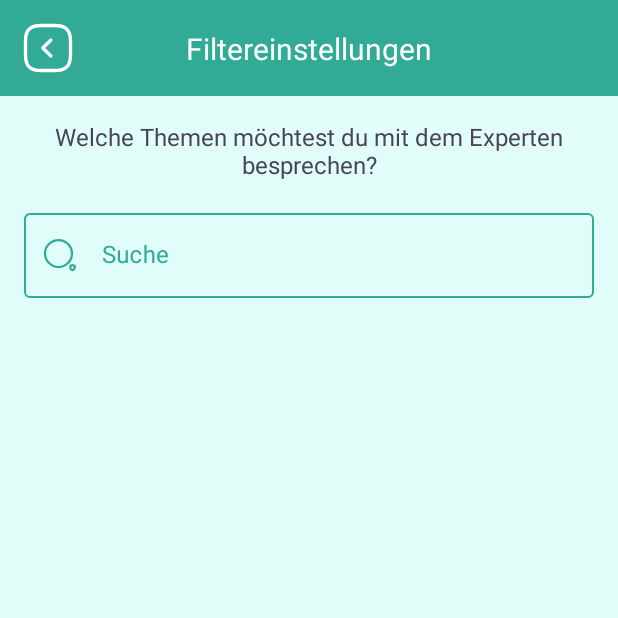
After one commit to Artur1509/MENTI, an Android app: the FilterFragment screen opened through its navigation route, on a phone screen of 412 x 824 dp, the top half of it. The commit adds this screen. Run offline under Robolectric (Android 15) with nearby library versions, the phone set to English and light mode, and no system bars; our stand-ins replace Firebase (no records; nobody signed in at launch, a user with empty details on screens opened directly).

Commit message:
Textinput layout farbe überarbeitet, search Filter Fragment erstellt

```diff
--- /dev/null
+++ b/app/src/main/java/com/example/menti/ui/FilterFragment.kt
@@ -0,0 +1,36 @@
+package com.example.menti.ui
+
+import android.os.Bundle
+import androidx.fragment.app.Fragment
+import android.view.LayoutInflater
+import android.view.View
+import android.view.ViewGroup
+import androidx.navigation.fragment.findNavController
+import com.example.menti.R
+import com.example.menti.databinding.FragmentFilterBinding
+import com.google.android.material.bottomnavigation.BottomNavigationView
+
+class FilterFragment : Fragment() {
+
+    private lateinit var binding: FragmentFilterBinding
+
+    override fun onCreateView(
+        inflater: LayoutInflater, container: ViewGroup?,
+        savedInstanceState: Bundle?
+    ): View? {
+        binding = FragmentFilterBinding.inflate(inflater, container, false)
+        return binding.root
+    }
+
+    override fun onViewCreated(view: View, savedInstanceState: Bundle?) {
+        super.onViewCreated(view, savedInstanceState)
+
+        val navBar = requireActivity().findViewById<BottomNavigationView>(com.example.menti.R.id.bottomNavigation)
+        navBar.visibility = View.GONE
+
+        binding.filterToHomeBTN.setOnClickListener {
+            findNavController().navigate(FilterFragmentDirections.actionFilterFragmentToHomeFragment())
+        }
+    }
+
+}
--- a/app/src/main/java/com/example/menti/ui/HomeFragment.kt
+++ b/app/src/main/java/com/example/menti/ui/HomeFragment.kt
@@ -9,6 +9,7 @@ import androidx.fragment.app.activityViewModels
 import androidx.navigation.fragment.findNavController
 import com.example.menti.FirebaseViewModel
 import com.example.menti.databinding.FragmentHomeBinding
+import com.google.android.material.bottomnavigation.BottomNavigationView
 
 
 class HomeFragment : Fragment() {
@@ -27,8 +28,11 @@ class HomeFragment : Fragment() {
     override fun onViewCreated(view: View, savedInstanceState: Bundle?) {
         super.onViewCreated(view, savedInstanceState)
 
+        val navBar = requireActivity().findViewById<BottomNavigationView>(com.example.menti.R.id.bottomNavigation)
+        navBar.visibility = View.VISIBLE
+
         binding.searchBTN.setOnClickListener{
-
+            findNavController().navigate(HomeFragmentDirections.actionHomeFragmentToFilterFragment())
         }
 
         binding.logoutBTN.setOnClickListener {
--- /dev/null
+++ b/app/src/main/res/drawable/search_small.xml
@@ -0,0 +1,20 @@
+<vector xmlns:android="http://schemas.android.com/apk/res/android"
+    android:width="24dp"
+    android:height="24dp"
+    android:viewportWidth="24"
+    android:viewportHeight="24">
+  <path
+      android:pathData="M11,20C15.971,20 20,15.971 20,11C20,6.029 15.971,2 11,2C6.029,2 2,6.029 2,11C2,15.971 6.029,20 11,20Z"
+      android:strokeLineJoin="round"
+      android:strokeWidth="1.5"
+      android:fillColor="#00000000"
+      android:strokeColor="#32AB96"
+      android:strokeLineCap="round"/>
+  <path
+      android:pathData="M18.93,20.69C19.46,22.29 20.67,22.45 21.6,21.05C22.45,19.77 21.89,18.72 20.35,18.72C19.21,18.71 18.57,19.6 18.93,20.69Z"
+      android:strokeLineJoin="round"
+      android:strokeWidth="1.5"
+      android:fillColor="#00000000"
+      android:strokeColor="#32AB96"
+      android:strokeLineCap="round"/>
+</vector>
--- /dev/null
+++ b/app/src/main/res/layout/fragment_filter.xml
@@ -0,0 +1,92 @@
+<?xml version="1.0" encoding="utf-8"?>
+<androidx.constraintlayout.widget.ConstraintLayout xmlns:android="http://schemas.android.com/apk/res/android"
+    xmlns:app="http://schemas.android.com/apk/res-auto"
+    xmlns:tools="http://schemas.android.com/tools"
+    android:id="@+id/frameLayout"
+    android:layout_width="match_parent"
+    android:layout_height="match_parent"
+    android:background="@color/secondary"
+    tools:context=".ui.FilterFragment">
+
+    <com.google.android.material.appbar.MaterialToolbar
+        android:id="@+id/materialToolbar3"
+        android:layout_width="match_parent"
+        android:layout_height="wrap_content"
+        android:background="?attr/colorPrimary"
+        android:backgroundTint="@color/primary"
+        android:minHeight="?attr/actionBarSize"
+        android:theme="?attr/actionBarTheme"
+        app:layout_constraintEnd_toEndOf="parent"
+        app:layout_constraintStart_toStartOf="parent"
+        app:layout_constraintTop_toTopOf="parent" />
+
+    <ImageButton
+        android:id="@+id/filterToHomeBTN"
+        android:layout_width="48dp"
+        android:layout_height="48dp"
+        android:layout_marginStart="8dp"
+        android:background="@color/primary"
+        android:src="@drawable/arrow_square_left"
+        app:layout_constraintBottom_toBottomOf="@+id/materialToolbar3"
+        app:layout_constraintStart_toStartOf="@+id/materialToolbar3"
+        app:layout_constraintTop_toTopOf="parent" />
+
+    <TextView
+        android:id="@+id/textView6"
+        android:layout_width="wrap_content"
+        android:layout_height="wrap_content"
+        android:text="Filtereinstellungen"
+        android:textColor="@color/white"
+        android:textSize="20sp"
+        app:layout_constraintBottom_toBottomOf="@+id/materialToolbar3"
+        app:layout_constraintEnd_toEndOf="@+id/materialToolbar3"
+        app:layout_constraintStart_toStartOf="parent"
+        app:layout_constraintTop_toTopOf="parent" />
+
+    <androidx.constraintlayout.widget.ConstraintLayout
+        android:id="@+id/constraintLayout6"
+        android:layout_width="match_parent"
+        android:layout_height="wrap_content"
+        android:layout_marginStart="16dp"
+        android:layout_marginEnd="16dp"
+        app:layout_constraintEnd_toEndOf="parent"
+        app:layout_constraintStart_toStartOf="parent"
+        app:layout_constraintTop_toBottomOf="@+id/materialToolbar3">
+
+        <TextView
+            android:id="@+id/textView8"
+            android:layout_width="wrap_content"
+            android:layout_height="wrap_content"
+            android:layout_marginTop="16dp"
+            android:text="Welche Themen möchtest du mit dem Experten besprechen?"
+            android:textAlignment="center"
+            android:textSize="16sp"
+            app:layout_constraintEnd_toEndOf="parent"
+            app:layout_constraintStart_toStartOf="parent"
+            app:layout_constraintTop_toTopOf="parent" />
+    </androidx.constraintlayout.widget.ConstraintLayout>
+
+    <com.google.android.material.textfield.TextInputLayout
+        style="@style/Widget.MaterialComponents.TextInputLayout.OutlinedBox"
+        android:layout_width="match_parent"
+        android:layout_height="wrap_content"
+        android:layout_marginStart="16dp"
+        android:layout_marginTop="16dp"
+        android:layout_marginEnd="16dp"
+        android:textColorHint="@color/primary"
+        app:boxStrokeColor="@color/primary"
+        app:cursorColor="@color/primary"
+        app:hintTextColor="@color/primary"
+        app:layout_constraintEnd_toEndOf="parent"
+        app:layout_constraintStart_toStartOf="parent"
+        app:layout_constraintTop_toBottomOf="@+id/constraintLayout6"
+        app:startIconDrawable="@drawable/search_small"
+        app:startIconTint="@color/primary">
+
+        <com.google.android.material.textfield.TextInputEditText
+            android:layout_width="match_parent"
+            android:layout_height="wrap_content"
+            android:hint="Suche" />
+    </com.google.android.material.textfield.TextInputLayout>
+
+</androidx.constraintlayout.widget.ConstraintLayout>
--- a/app/src/main/res/layout/fragment_login.xml
+++ b/app/src/main/res/layout/fragment_login.xml
@@ -51,6 +51,7 @@
         android:layout_marginEnd="16dp"
         android:hint="E-Mail"
         android:inputType="textEmailAddress"
+        android:textColorHint="@color/primary"
         app:boxStrokeColor="@color/primary"
         app:cursorColor="@color/primary"
         app:hintTextColor="@color/primary"
@@ -60,9 +61,9 @@
 
         <com.google.android.material.textfield.TextInputEditText
             android:id="@+id/emailinputET"
-            android:inputType="textEmailAddress"
             android:layout_width="match_parent"
-            android:layout_height="wrap_content" />
+            android:layout_height="wrap_content"
+            android:inputType="textEmailAddress" />
 
     </com.google.android.material.textfield.TextInputLayout>
 
@@ -76,6 +77,7 @@
         android:layout_marginEnd="16dp"
         android:hint="Passwort"
         android:inputType="textPassword"
+        android:textColorHint="@color/primary"
         app:boxStrokeColor="@color/primary"
         app:cursorColor="@color/primary"
         app:hintTextColor="@color/primary"
@@ -85,9 +87,9 @@
 
         <com.google.android.material.textfield.TextInputEditText
             android:id="@+id/passwordInputET"
-            android:inputType="textPassword"
             android:layout_width="match_parent"
-            android:layout_height="wrap_content" />
+            android:layout_height="wrap_content"
+            android:inputType="textPassword" />
 
     </com.google.android.material.textfield.TextInputLayout>
 
--- a/app/src/main/res/layout/fragment_profile.xml
+++ b/app/src/main/res/layout/fragment_profile.xml
@@ -44,13 +44,14 @@
         app:layout_constraintTop_toTopOf="@+id/backToHomeBTN" />
 
     <com.google.android.material.textfield.TextInputLayout
+        android:id="@+id/textInputLayout"
         style="@style/Widget.MaterialComponents.TextInputLayout.OutlinedBox"
-        android:id="@+id/textInputLayout"
         android:layout_width="match_parent"
         android:layout_height="wrap_content"
         android:layout_marginStart="16dp"
         android:layout_marginTop="16dp"
         android:layout_marginEnd="16dp"
+        android:textColorHint="@color/primary"
         app:boxStrokeColor="@color/primary"
         app:cursorColor="@color/primary"
         app:hintTextColor="@color/primary"
@@ -66,13 +67,14 @@
     </com.google.android.material.textfield.TextInputLayout>
 
     <com.google.android.material.textfield.TextInputLayout
+        android:id="@+id/textInputLayout2"
         style="@style/Widget.MaterialComponents.TextInputLayout.OutlinedBox"
-        android:id="@+id/textInputLayout2"
         android:layout_width="match_parent"
         android:layout_height="wrap_content"
         android:layout_marginStart="16dp"
         android:layout_marginTop="16dp"
         android:layout_marginEnd="16dp"
+        android:textColorHint="@color/primary"
         app:boxStrokeColor="@color/primary"
         app:cursorColor="@color/primary"
         app:hintTextColor="@color/primary"
@@ -88,13 +90,14 @@
     </com.google.android.material.textfield.TextInputLayout>
 
     <com.google.android.material.textfield.TextInputLayout
+        android:id="@+id/textInputLayout3"
         style="@style/Widget.MaterialComponents.TextInputLayout.OutlinedBox"
-        android:id="@+id/textInputLayout3"
         android:layout_width="match_parent"
         android:layout_height="wrap_content"
         android:layout_marginStart="16dp"
         android:layout_marginTop="16dp"
         android:layout_marginEnd="16dp"
+        android:textColorHint="@color/primary"
         app:boxStrokeColor="@color/primary"
         app:cursorColor="@color/primary"
         app:hintTextColor="@color/primary"
@@ -110,13 +113,14 @@
     </com.google.android.material.textfield.TextInputLayout>
 
     <com.google.android.material.textfield.TextInputLayout
+        android:id="@+id/textInputLayout4"
         style="@style/Widget.MaterialComponents.TextInputLayout.OutlinedBox"
-        android:id="@+id/textInputLayout4"
         android:layout_width="match_parent"
         android:layout_height="wrap_content"
         android:layout_marginStart="16dp"
         android:layout_marginTop="16dp"
         android:layout_marginEnd="16dp"
+        android:textColorHint="@color/primary"
         app:boxStrokeColor="@color/primary"
         app:cursorColor="@color/primary"
         app:hintTextColor="@color/primary"
@@ -132,13 +136,14 @@
     </com.google.android.material.textfield.TextInputLayout>
 
     <com.google.android.material.textfield.TextInputLayout
+        android:id="@+id/textInputLayout5"
         style="@style/Widget.MaterialComponents.TextInputLayout.OutlinedBox"
-        android:id="@+id/textInputLayout5"
         android:layout_width="match_parent"
         android:layout_height="wrap_content"
         android:layout_marginStart="16dp"
         android:layout_marginTop="16dp"
         android:layout_marginEnd="16dp"
+        android:textColorHint="@color/primary"
         app:boxStrokeColor="@color/primary"
         app:cursorColor="@color/primary"
         app:hintTextColor="@color/primary"
@@ -154,13 +159,14 @@
     </com.google.android.material.textfield.TextInputLayout>
 
     <com.google.android.material.textfield.TextInputLayout
+        android:id="@+id/textInputLayout6"
         style="@style/Widget.MaterialComponents.TextInputLayout.OutlinedBox"
-        android:id="@+id/textInputLayout6"
         android:layout_width="match_parent"
         android:layout_height="wrap_content"
         android:layout_marginStart="16dp"
         android:layout_marginTop="16dp"
         android:layout_marginEnd="16dp"
+        android:textColorHint="@color/primary"
         app:boxStrokeColor="@color/primary"
         app:cursorColor="@color/primary"
         app:hintTextColor="@color/primary"
@@ -176,13 +182,14 @@
     </com.google.android.material.textfield.TextInputLayout>
 
     <com.google.android.material.textfield.TextInputLayout
+        android:id="@+id/textInputLayout7"
         style="@style/Widget.MaterialComponents.TextInputLayout.OutlinedBox"
-        android:id="@+id/textInputLayout7"
         android:layout_width="match_parent"
         android:layout_height="wrap_content"
         android:layout_marginStart="16dp"
         android:layout_marginTop="16dp"
         android:layout_marginEnd="16dp"
+        android:textColorHint="@color/primary"
         app:boxStrokeColor="@color/primary"
         app:cursorColor="@color/primary"
         app:hintTextColor="@color/primary"
--- a/app/src/main/res/layout/fragment_signup.xml
+++ b/app/src/main/res/layout/fragment_signup.xml
@@ -44,6 +44,7 @@
         android:layout_marginEnd="16dp"
         android:hint="E-Mail"
         android:inputType="textEmailAddress"
+        android:textColorHint="@color/primary"
         app:boxStrokeColor="@color/primary"
         app:cursorColor="@color/primary"
         app:hintTextColor="@color/primary"
@@ -53,9 +54,9 @@
 
         <com.google.android.material.textfield.TextInputEditText
             android:id="@+id/signupEmailInputET"
-            android:inputType="textEmailAddress"
             android:layout_width="match_parent"
-            android:layout_height="wrap_content" />
+            android:layout_height="wrap_content"
+            android:inputType="textEmailAddress" />
 
     </com.google.android.material.textfield.TextInputLayout>
 
@@ -79,6 +80,7 @@
         android:layout_marginEnd="16dp"
         android:hint="Passwort"
         android:inputType="textPassword"
+        android:textColorHint="@color/primary"
         app:boxStrokeColor="@color/primary"
         app:cursorColor="@color/primary"
         app:hintTextColor="@color/primary"
@@ -88,9 +90,9 @@
 
         <com.google.android.material.textfield.TextInputEditText
             android:id="@+id/passwordSignUpET"
-            android:inputType="textPassword"
             android:layout_width="match_parent"
-            android:layout_height="wrap_content" />
+            android:layout_height="wrap_content"
+            android:inputType="textPassword" />
 
     </com.google.android.material.textfield.TextInputLayout>
 
@@ -104,6 +106,7 @@
         android:layout_marginEnd="16dp"
         android:hint="Passwort wiederholen"
         android:inputType="textPassword"
+        android:textColorHint="@color/primary"
         app:boxStrokeColor="@color/primary"
         app:cursorColor="@color/primary"
         app:hintTextColor="@color/primary"
@@ -113,9 +116,9 @@
 
         <com.google.android.material.textfield.TextInputEditText
             android:id="@+id/signupRepeatPasswordET"
-            android:inputType="textPassword"
             android:layout_width="match_parent"
-            android:layout_height="wrap_content" />
+            android:layout_height="wrap_content"
+            android:inputType="textPassword" />
 
     </com.google.android.material.textfield.TextInputLayout>
 
--- a/app/src/main/res/navigation/nav_graph.xml
+++ b/app/src/main/res/navigation/nav_graph.xml
@@ -16,6 +16,9 @@
         <action
             android:id="@+id/action_homeFragment_to_profileFragment"
             app:destination="@id/profileFragment" />
+        <action
+            android:id="@+id/action_homeFragment_to_filterFragment"
+            app:destination="@id/filterFragment" />
     </fragment>
     <fragment
         android:id="@+id/searchFragment"
@@ -25,6 +28,9 @@
         <action
             android:id="@+id/action_searchFragment_to_detailFragment2"
             app:destination="@id/detailFragment" />
+        <action
+            android:id="@+id/action_searchFragment_to_filterFragment"
+            app:destination="@id/filterFragment" />
     </fragment>
     <fragment
         android:id="@+id/eventsFragment"
@@ -108,4 +114,16 @@
             app:argType="string[]"
             app:nullable="true" />
     </fragment>
+    <fragment
+        android:id="@+id/filterFragment"
+        android:name="com.example.menti.ui.FilterFragment"
+        android:label="fragment_filter"
+        tools:layout="@layout/fragment_filter" >
+        <action
+            android:id="@+id/action_filterFragment_to_searchFragment"
+            app:destination="@id/searchFragment" />
+        <action
+            android:id="@+id/action_filterFragment_to_homeFragment"
+            app:destination="@id/homeFragment" />
+    </fragment>
 </navigation>
--- a/app/src/main/res/values/colors.xml
+++ b/app/src/main/res/values/colors.xml
@@ -8,5 +8,6 @@
     <color name="accent">#E55ECF</color>
     <color name="font">#161616</color>
 
+    <color name="mtrl_textinput_default_box_stroke_color">#32AB96</color>
 
 </resources>
```
